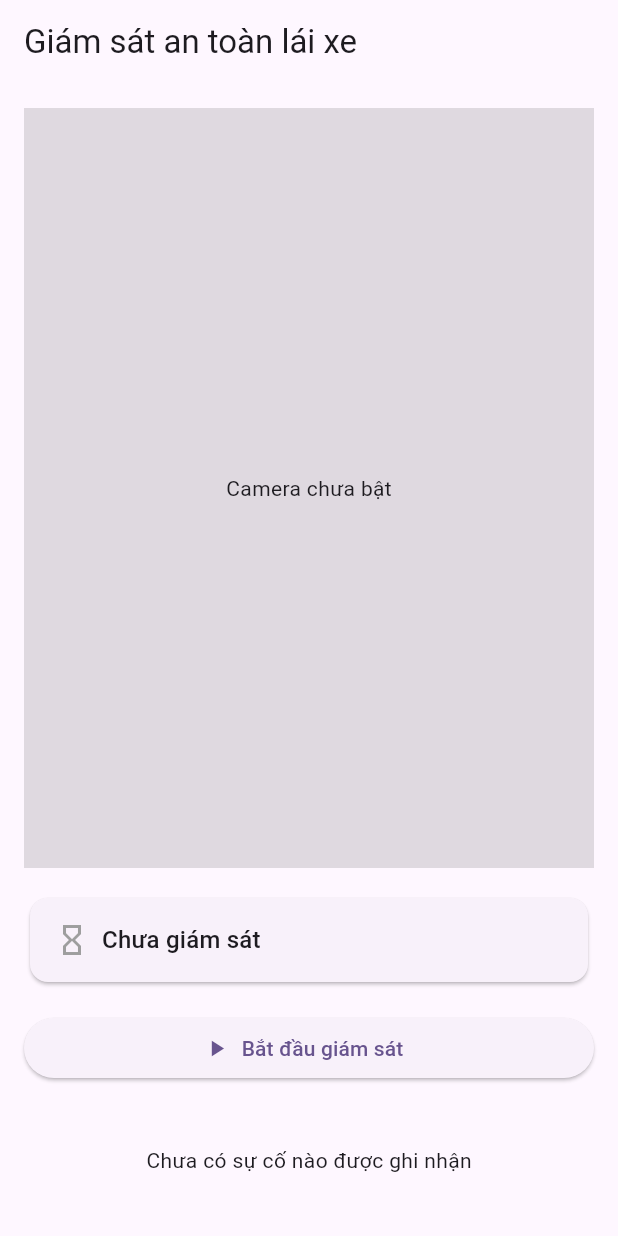
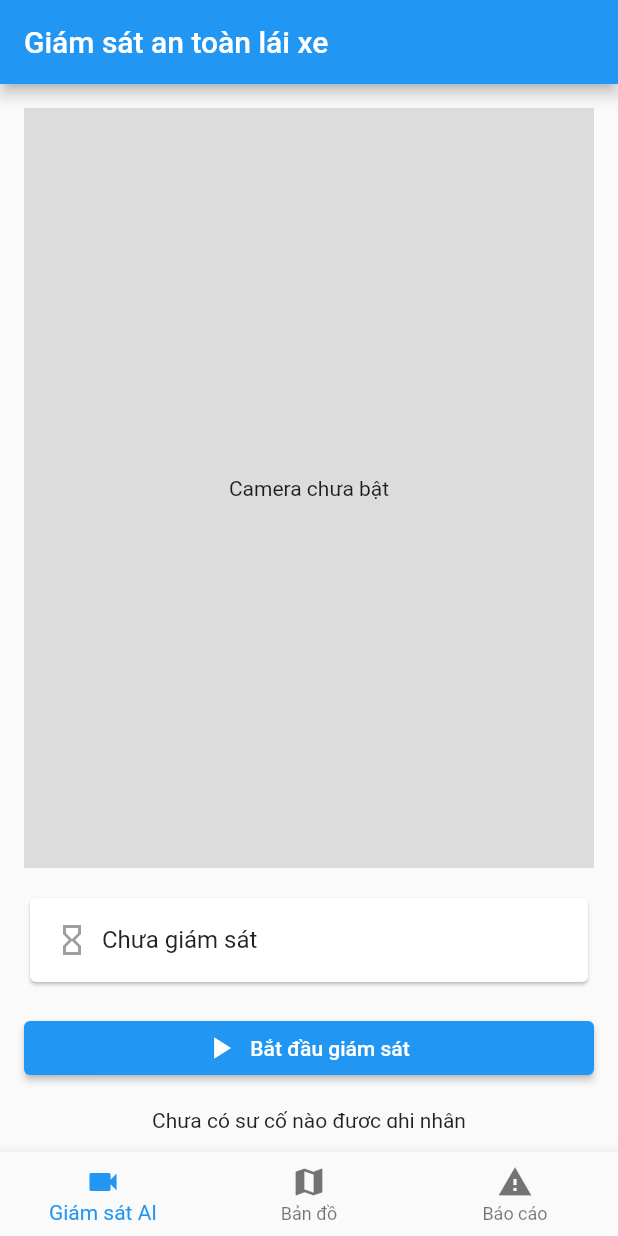
Before and after one commit to ThanhTruc297PRJ/WEB_Taixe, a Flutter app: the screen it shows after launch, on a phone screen of 412 x 824 dp. Run offline on Flutter 3.47's test engine with Material 3 defaults, Android fonts, the phone set to English and light mode, and no system bars; our stand-ins replace audioplayers, camera, geolocator, google_maps_flutter, image_picker, permission_handler and 2 more; missing offline and left inert: flutter_foreground_task, google_mlkit_face_mesh_detection, tflite_flutter; accounts and stored records are empty.

Commit message:
Tích hợp Google Maps, module Báo cáo sự cố và hệ thống cảnh báo âm thanh/rung tự động vào kiến trúc MVVM

```diff
--- /dev/null
+++ b/mobile/devtools_options.yaml
@@ -0,0 +1,3 @@
+description: This file stores settings for Dart & Flutter DevTools.
+documentation: https://docs.flutter.dev/tools/devtools/extensions#configure-extension-enablement-states
+extensions:
--- a/mobile/lib/main.dart
+++ b/mobile/lib/main.dart
@@ -1,27 +1,75 @@
 import 'package:flutter/material.dart';
-import 'package:flutter_foreground_task/flutter_foreground_task.dart';
 import 'package:provider/provider.dart';
-
 import 'presentation/screens/monitoring_screen.dart';
+import 'presentation/screens/map_screen.dart';
+import 'presentation/screens/report_screen.dart';
 import 'presentation/viewmodels/monitoring_view_model.dart';
 
 void main() {
-  // Cần gọi trước runApp để nhận dữ liệu từ MonitoringTaskHandler.
-  FlutterForegroundTask.initCommunicationPort();
-  runApp(const DriverSafetyApp());
+  WidgetsFlutterBinding.ensureInitialized();
+  runApp(
+    MultiProvider(
+      providers: [ChangeNotifierProvider(create: (_) => MonitoringViewModel())],
+      child: const MyApp(),
+    ),
+  );
 }
 
-class DriverSafetyApp extends StatelessWidget {
-  const DriverSafetyApp({super.key});
+class MyApp extends StatelessWidget {
+  const MyApp({super.key});
 
   @override
   Widget build(BuildContext context) {
-    return ChangeNotifierProvider(
-      create: (_) => MonitoringViewModel(),
-      child: MaterialApp(
-        title: 'Driver Safety Monitoring',
-        theme: ThemeData(colorScheme: ColorScheme.fromSeed(seedColor: Colors.deepPurple)),
-        home: const MonitoringScreen(),
+    return MaterialApp(
+      title: 'Hệ Thống Giám Sát Tài Xế',
+      theme: ThemeData(primarySwatch: Colors.blue, useMaterial3: false),
+      home: const MainScreen(),
+      debugShowCheckedModeBanner: false,
+    );
+  }
+}
+
+class MainScreen extends StatefulWidget {
+  const MainScreen({super.key});
+
+  @override
+  State<MainScreen> createState() => _MainScreenState();
+}
+
+class _MainScreenState extends State<MainScreen> {
+  int _selectedIndex = 0;
+
+  final List<Widget> _screens = [
+    const MonitoringScreen(),
+    const MapScreen(),
+    const ReportScreen(),
+  ];
+
+  void _onItemTapped(int index) {
+    setState(() {
+      _selectedIndex = index;
+    });
+  }
+
+  @override
+  Widget build(BuildContext context) {
+    return Scaffold(
+      body: IndexedStack(index: _selectedIndex, children: _screens),
+      bottomNavigationBar: BottomNavigationBar(
+        currentIndex: _selectedIndex,
+        onTap: _onItemTapped,
+        type: BottomNavigationBarType.fixed,
+        items: const [
+          BottomNavigationBarItem(
+            icon: Icon(Icons.videocam),
+            label: 'Giám sát AI',
+          ),
+          BottomNavigationBarItem(icon: Icon(Icons.map), label: 'Bản đồ'),
+          BottomNavigationBarItem(
+            icon: Icon(Icons.report_problem),
+            label: 'Báo cáo',
+          ),
+        ],
       ),
     );
   }
```
Also changed, not shown: mobile/lib/presentation/screens/map_screen.dart (added, +64 -0 lines), mobile/lib/presentation/screens/report_screen.dart (added, +130 -0 lines), mobile/lib/presentation/viewmodels/monitoring_view_model.dart (+30 -25 lines), mobile/lib/services/alert_service.dart (added, +50 -0 lines), mobile/pubspec.yaml (+5 -2 lines), mobile/pubspec.lock, 2 other files.
